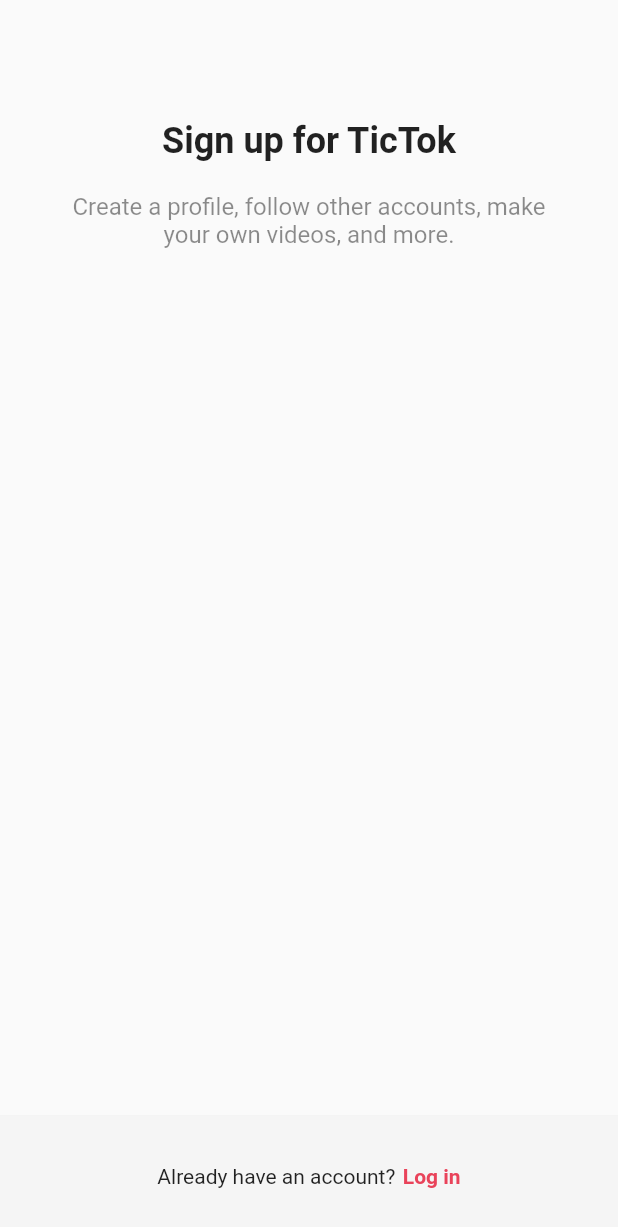
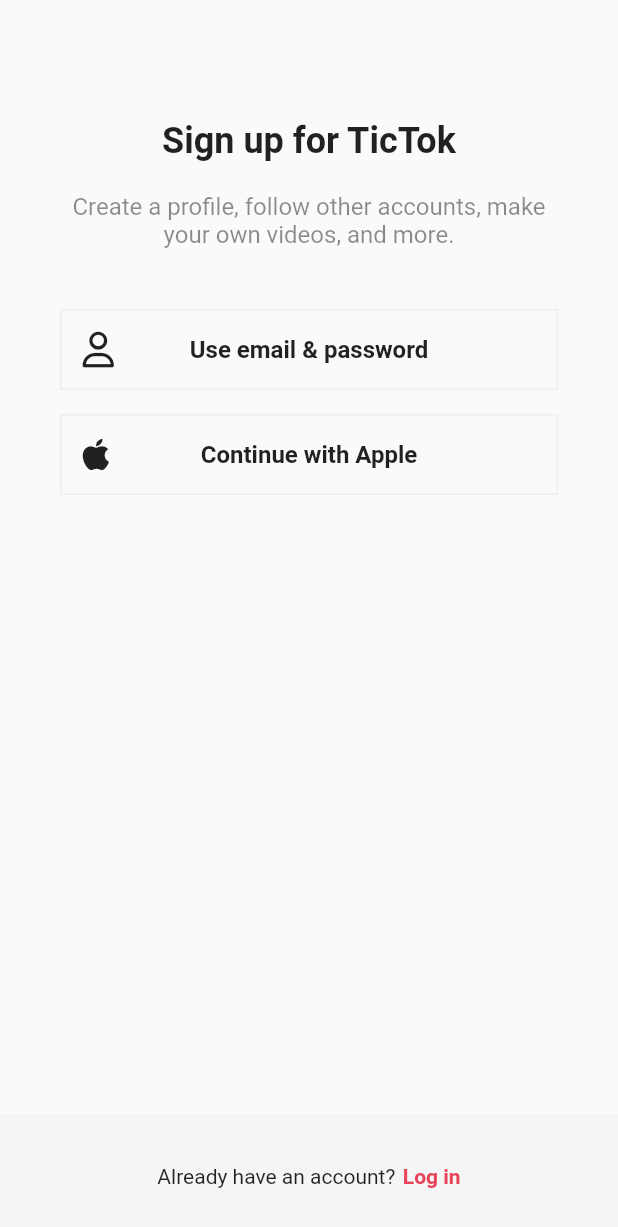
Before and after one commit to woochan94/Study_Flutter_TikTok_Clone, a Flutter app: the screen it shows after launch, on a phone screen of 412 x 824 dp. Shown: the top 1227 px of the screen. Run offline on Flutter 3.47's test engine with Material 2 defaults, Android fonts, the phone set to English and light mode, and no system bars; our stand-ins replace font_awesome_flutter.

Commit message:
Feat: Add navigate login screen and apply auth button

```diff
--- a/lib/main.dart
+++ b/lib/main.dart
@@ -1,5 +1,5 @@
 import 'package:flutter/material.dart';
-import 'package:tiktok_clone/screens/sign_up/sign_up_screen.dart';
+import 'package:tiktok_clone/screens/authentication/sign_up_screen.dart';
 
 void main() {
   runApp(const TikTokApp());
--- a/lib/screens/sign_up/sign_up_screen.dart
+++ b/lib/screens/authentication/sign_up_screen.dart
@@ -1,9 +1,20 @@
 import 'package:flutter/material.dart';
+import 'package:font_awesome_flutter/font_awesome_flutter.dart';
 import 'package:tiktok_clone/constants/gaps.dart';
 import 'package:tiktok_clone/constants/sizes.dart';
+import 'package:tiktok_clone/screens/authentication/login_screen.dart';
+import 'package:tiktok_clone/screens/authentication/widgets/auth_button.dart';
 
 class SignUpScreen extends StatelessWidget {
   const SignUpScreen({super.key});
+
+  void onLoginTap(BuildContext context) {
+    Navigator.of(context).push(
+      MaterialPageRoute(
+        builder: (context) => const LoginScreen(),
+      ),
+    );
+  }
 
   @override
   Widget build(BuildContext context) {
@@ -33,6 +44,16 @@ class SignUpScreen extends StatelessWidget {
                 ),
                 textAlign: TextAlign.center,
               ),
+              Gaps.v40,
+              AuthButton(
+                icon: FaIcon(FontAwesomeIcons.user),
+                text: 'Use email & password',
+              ),
+              Gaps.v16,
+              AuthButton(
+                icon: FaIcon(FontAwesomeIcons.apple),
+                text: 'Continue with Apple',
+              ),
             ],
           ),
         ),
@@ -49,11 +70,14 @@ class SignUpScreen extends StatelessWidget {
             children: [
               const Text('Already have an account?'),
               Gaps.h5,
-              Text(
-                'Log in',
-                style: TextStyle(
-                  color: Theme.of(context).primaryColor,
-                  fontWeight: FontWeight.w600,
+              GestureDetector(
+                onTap: () => onLoginTap(context),
+                child: Text(
+                  'Log in',
+                  style: TextStyle(
+                    color: Theme.of(context).primaryColor,
+                    fontWeight: FontWeight.w600,
+                  ),
                 ),
               ),
             ],
```
